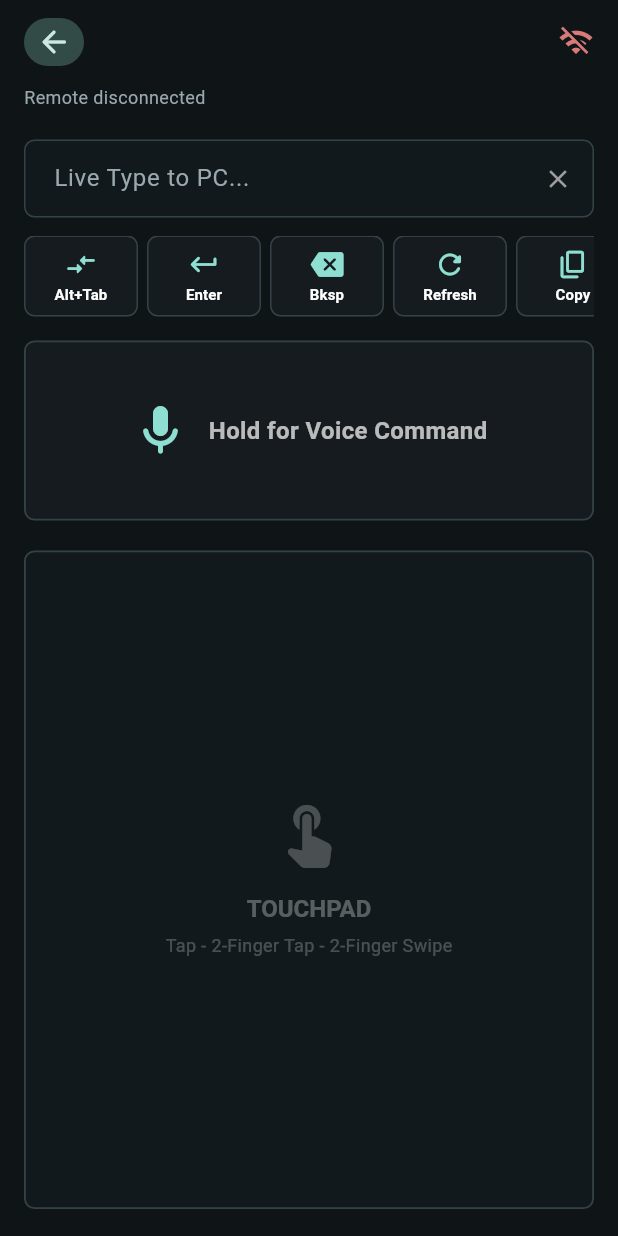
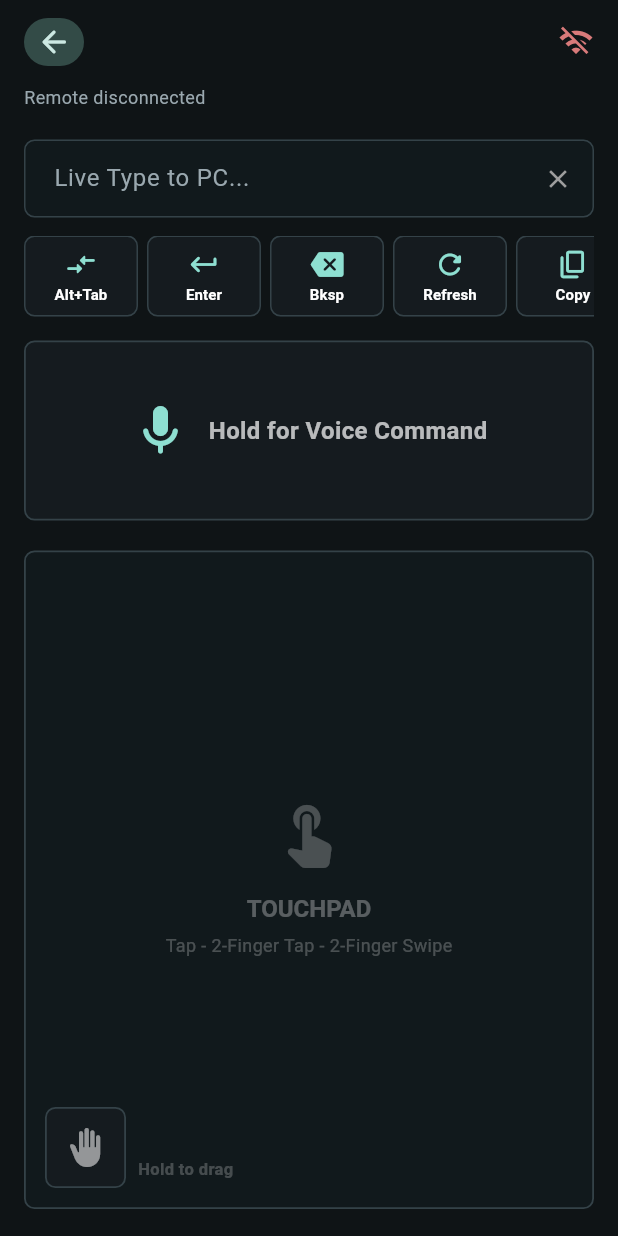
Before and after one commit to YRJ-10/Smart_Mobile_PC_Connecting, a Flutter app: the screen it shows after launch, item 2 of the bottom bar chosen, on a phone screen of 412 x 824 dp. Run offline on Flutter 3.47's test engine with Material 3 defaults, Android fonts, the phone set to English and light mode, and no system bars; our stand-ins replace permission_handler, speech_to_text.

Commit message:
fix smbugs after debuggin

```diff
--- a/android_app/lib/main.dart
+++ b/android_app/lib/main.dart
@@ -167,7 +167,6 @@ class _HomeScreenState extends State<HomeScreen> with WidgetsBindingObserver {
   DateTime _lastMoveTime = DateTime.now();
   DateTime _lastTwoFingerNavTime = DateTime.fromMillisecondsSinceEpoch(0);
   bool _trackpadDragging = false;
-  Timer? _dragStartTimer;
   int? _mirrorPrimaryPointer;
   static const int _audioPort = 8081;
   bool _autoConnectInFlight = false;
@@ -199,7 +198,6 @@ class _HomeScreenState extends State<HomeScreen> with WidgetsBindingObserver {
     _prefs.invokeMethod('stopAudioReceiver');
     _controlSocket?.destroy();
     _screenSocket?.destroy();
-    _dragStartTimer?.cancel();
     _baseUrlController.dispose();
     _pairingTokenController.dispose();
     _urlController.dispose();
@@ -784,22 +782,9 @@ class _HomeScreenState extends State<HomeScreen> with WidgetsBindingObserver {
     if (_pointerPositions.length == 1) {
       _pointerDownTime = DateTime.now();
       _peakPointerCount = 1;
-      _dragStartTimer?.cancel();
-      _dragStartTimer = Timer(const Duration(milliseconds: 450), () {
-        if (_pointerPositions.length == 1 && !_trackpadDragging) {
-          _trackpadDragging = true;
-          _sendRemoteCommand({'type': 'MOUSE_DRAG', 'action': 'down'});
-          if (mounted) {
-            setState(() => _remoteStatus = 'Drag active');
-          }
-        }
-      });
     }
     if (_pointerPositions.length > _peakPointerCount) {
       _peakPointerCount = _pointerPositions.length;
-      if (_pointerPositions.length > 1) {
-        _dragStartTimer?.cancel();
-      }
     }
   }
 
@@ -822,7 +807,6 @@ class _HomeScreenState extends State<HomeScreen> with WidgetsBindingObserver {
         _accumulatedDy = 0;
       }
     } else if (_pointerPositions.length >= 2) {
-      _dragStartTimer?.cancel();
       final now = DateTime.now();
       if (now.difference(_lastMoveTime).inMilliseconds >= 16) {
         final dy = event.delta.dy;
@@ -834,22 +818,16 @@ class _HomeScreenState extends State<HomeScreen> with WidgetsBindingObserver {
     }
   }
 
-  void _onTrackpadPointerUp(PointerUpEvent event) {
+  void _onTrackpadPointerUp(PointerEvent event) {
     final startPos = _pointerStartPositions[event.pointer];
     final endPos = event.localPosition;
     final duration = DateTime.now().difference(_pointerDownTime).inMilliseconds;
-    _dragStartTimer?.cancel();
 
     if (_trackpadDragging) {
-      _sendRemoteCommand({'type': 'MOUSE_DRAG', 'action': 'up'});
-      _trackpadDragging = false;
       _pointerPositions.remove(event.pointer);
       _pointerStartPositions.remove(event.pointer);
       if (_pointerPositions.isEmpty) {
         _peakPointerCount = 0;
-        if (mounted) {
-          setState(() => _remoteStatus = 'Remote connected');
-        }
       }
       return;
     }
@@ -908,6 +886,24 @@ class _HomeScreenState extends State<HomeScreen> with WidgetsBindingObserver {
     if (dx.abs() < 90) return false;
     if (dy.abs() > 45) return false;
     return dx.abs() > dy.abs() * 2.8;
+  }
+
+  void _startTrackpadDragHold(PointerDownEvent event) {
+    if (_trackpadDragging) return;
+    _trackpadDragging = true;
+    _sendRemoteCommand({'type': 'MOUSE_DRAG', 'action': 'down'});
+    if (mounted) {
+      setState(() => _remoteStatus = 'Drag hold active');
+    }
+  }
+
+  void _stopTrackpadDragHold(PointerEvent event) {
+    if (!_trackpadDragging) return;
+    _trackpadDragging = false;
+    _sendRemoteCommand({'type': 'MOUSE_DRAG', 'action': 'up'});
+    if (mounted) {
+      setState(() => _remoteStatus = 'Remote connected');
+    }
   }
 
   void _onLiveTextChanged(String value) {
@@ -1920,10 +1916,14 @@ class _HomeScreenState extends State<HomeScreen> with WidgetsBindingObserver {
             ),
             const SizedBox(height: 20),
             Expanded(
+              child: Stack(
+                children: [
+                  Positioned.fill(
                     child: Listener(
                       onPointerDown: _onTrackpadPointerDown,
                       onPointerMove: _onTrackpadPointerMove,
                       onPointerUp: _onTrackpadPointerUp,
+                      onPointerCancel: _onTrackpadPointerUp,
                       child: Container(
                         width: double.infinity,
                         decoration: BoxDecoration(
@@ -1965,6 +1965,68 @@ class _HomeScreenState extends State<HomeScreen> with WidgetsBindingObserver {
                           ),
                         ),
                       ),
+                    ),
+                  ),
+                  Positioned(
+                    left: 14,
+                    bottom: 14,
+                    child: Listener(
+                      onPointerDown: _startTrackpadDragHold,
+                      onPointerUp: _stopTrackpadDragHold,
+                      onPointerCancel: _stopTrackpadDragHold,
+                      child: AnimatedContainer(
+                        duration: const Duration(milliseconds: 120),
+                        height: 54,
+                        width: 54,
+                        decoration: BoxDecoration(
+                          color: _trackpadDragging
+                              ? _accentSoft.withValues(alpha: 0.22)
+                              : _panelColor.withValues(alpha: 0.92),
+                          borderRadius: BorderRadius.circular(7),
+                          border: Border.all(
+                            color:
+                                _trackpadDragging ? _accentSoft : _panelBorder,
+                            width: 1.2,
+                          ),
+                          boxShadow: _trackpadDragging
+                              ? [
+                                  BoxShadow(
+                                    color: _accentSoft.withValues(alpha: 0.18),
+                                    blurRadius: 10,
+                                  )
+                                ]
+                              : const [],
+                        ),
+                        child: Icon(
+                          Icons.back_hand_rounded,
+                          color:
+                              _trackpadDragging ? _accentSoft : Colors.white54,
+                          size: 26,
+                        ),
+                      ),
+                    ),
+                  ),
+                  Positioned(
+                    left: 76,
+                    bottom: 19,
+                    child: IgnorePointer(
+                      child: AnimatedOpacity(
+                        opacity: _trackpadDragging ? 1 : 0.58,
+                        duration: const Duration(milliseconds: 120),
+                        child: Text(
+                          _trackpadDragging ? 'Dragging' : 'Hold to drag',
+                          style: TextStyle(
+                            color: _trackpadDragging
+                                ? _accentSoft
+                                : Colors.white38,
+                            fontSize: 11,
+                            fontWeight: FontWeight.w700,
+                          ),
+                        ),
+                      ),
+                    ),
+                  ),
+                ],
               ),
             ),
             const SizedBox(height: 10),
```
Lines whose indentation alone changed are shown as unchanged.
